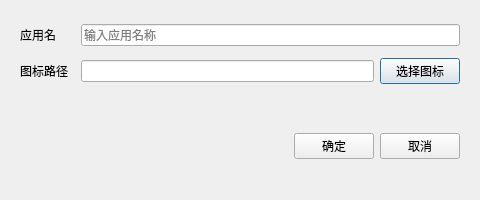
Before: the Qt Designer form ui/appconfigdialog.ui in Jianyin-Li/WiseExec, drawn with Qt 5.
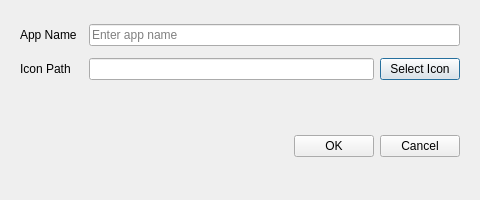
After: the same form once the commit is applied.

```diff
--- a/ui/appconfigdialog.ui
+++ b/ui/appconfigdialog.ui
@@ -40,21 +40,21 @@
      <item row="0" column="0">
       <widget class="QLabel" name="label">
        <property name="text">
-        <string>应用名</string>
+         <string>App Name</string>
        </property>
       </widget>
      </item>
      <item row="0" column="1">
       <widget class="QLineEdit" name="appNameEdit">
        <property name="placeholderText">
-        <string>输入应用名称</string>
+         <string>Enter app name</string>
        </property>
       </widget>
      </item>
      <item row="1" column="0">
       <widget class="QLabel" name="label_2">
        <property name="text">
-        <string>图标路径</string>
+         <string>Icon Path</string>
        </property>
       </widget>
      </item>
@@ -79,7 +79,7 @@
         <item>
          <widget class="QPushButton" name="selectIconBtn">
           <property name="text">
-           <string>选择图标</string>
+           <string>Select Icon</string>
           </property>
          </widget>
         </item>
@@ -119,14 +119,14 @@
       <item>
        <widget class="QPushButton" name="confirmBtn">
         <property name="text">
-         <string>确定</string>
+          <string>OK</string>
         </property>
        </widget>
       </item>
       <item>
        <widget class="QPushButton" name="cancelBtn">
         <property name="text">
-         <string>取消</string>
+          <string>Cancel</string>
         </property>
        </widget>
       </item>
```
Left out of the diff: 2 changed lines with no effect on the pictures. Lines whose indentation alone changed are shown as unchanged.
